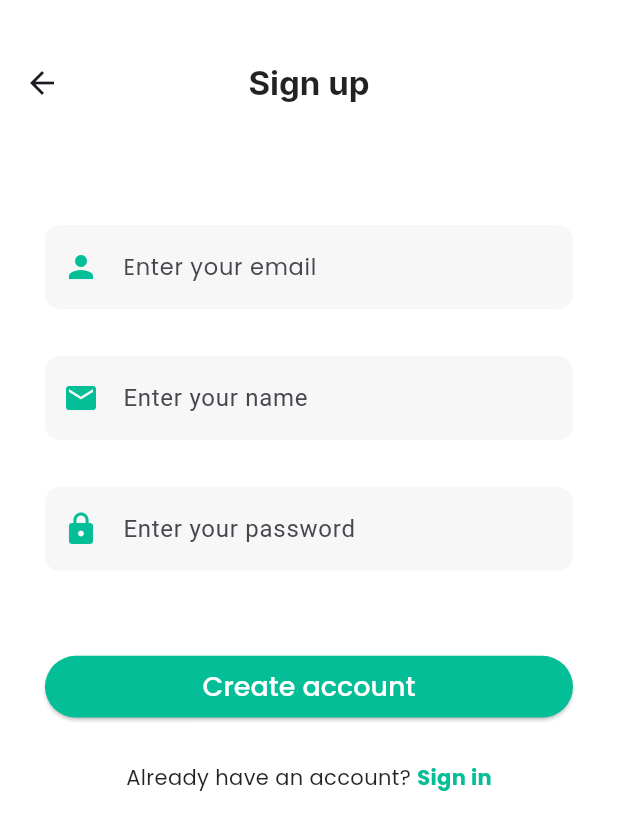
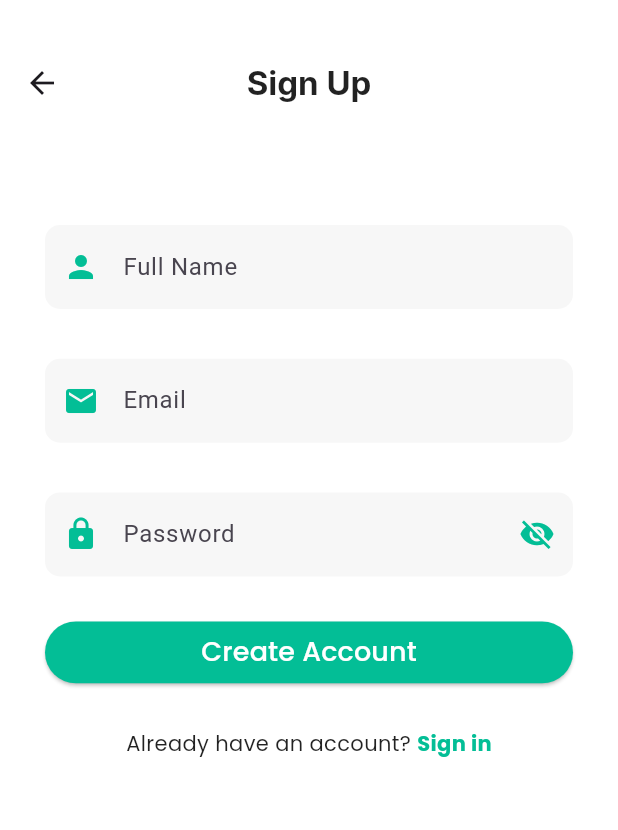
Before and after one commit to loydcardozodev/medapp, a Flutter app: the screen it shows after launch, after a tap on "Sign up", on a phone screen of 412 x 824 dp. Shown: the top 830 px of the screen. Run offline on Flutter 3.47's test engine with Material 3 defaults, Android fonts, the phone set to English and light mode, and no system bars; our stand-ins replace firebase_auth, firebase_core, freezed_annotation, go_router, google_fonts, shared_preferences; accounts and stored records are empty.

Commit message:
made changes

```diff
--- a/medapp/lib/routing/router.dart
+++ b/medapp/lib/routing/router.dart
@@ -3,6 +3,7 @@ import 'package:medapp/domain/models/appointment/appointment.dart';
 import 'package:medapp/domain/models/app_user/app_user.dart';
 import 'package:medapp/domain/models/medical_record/medical_record.dart';
 import 'package:medapp/routing/routes.dart';
+import 'package:medapp/ui/core/user_roles.dart';
 import 'package:medapp/ui/doctor_screen/add_medical_record/view/add_medical_record.dart';
 import 'package:medapp/ui/doctor_screen/appointment_details/view/doc_appointment_detail.dart';
 import 'package:medapp/ui/doctor_screen/appointments/view/doc_appointment.dart';
@@ -17,15 +18,44 @@ import 'package:medapp/ui/patient_screen/doctor_detail/view/doctor_detail.dart';
 import 'package:medapp/ui/patient_screen/doctorlist/view/widget/doctors_list.dart';
 import 'package:medapp/ui/patient_screen/home/view/homepage.dart';
 import 'package:medapp/ui/patient_screen/medical_record_detail/view/medical_record_detail.dart';
+import 'package:medapp/ui/sharedscreens/auth/viewmodel/auth_viewmodel.dart';
 import 'package:medapp/ui/sharedscreens/edit_profile_screen/view/edit_profile_screen.dart';
 import 'package:medapp/ui/sharedscreens/login/view/loginscreen.dart';
 import 'package:medapp/ui/sharedscreens/profile_screen/view/profile_screen.dart';
 import 'package:medapp/ui/sharedscreens/signup/view/signupscreen.dart';
 import 'package:medapp/ui/sharedscreens/splashscreen/view/splashscreen.dart';
+import 'package:provider/provider.dart';
 import '../ui/patient_screen/medical_record_screen/view/medical_record_screen.dart';
 
 GoRouter router = GoRouter(
   initialLocation: Routes.splash,
+  redirect: (context, state) {
+    final auth = Provider.of<AuthViewModel>(context, listen: false);
+    final user = auth.currentUser;
+
+    final loggingIn =
+        state.matchedLocation == Routes.login ||
+        state.matchedLocation == Routes.signup;
+
+    if (user == null) {
+      return loggingIn ? null : Routes.login;
+    }
+
+    if (user.role == UserRole.doctor) {
+      if (state.matchedLocation == Routes.home) {
+        return Routes.doctorDashboard;
+      }
+    }
+
+    if (user.role == UserRole.patient) {
+      if (state.matchedLocation == Routes.doctorDashboard) {
+        return Routes.home;
+      }
+    }
+
+    return null;
+  },
+
   routes: [
     GoRoute(
       path: Routes.splash,
--- /dev/null
+++ b/medapp/lib/ui/sharedscreens/login/view/auth_textfield.dart
@@ -0,0 +1,57 @@
+import 'package:flutter/material.dart';
+
+class AuthTextField extends StatelessWidget {
+  final String text;
+  final Widget icon;
+  final TextEditingController controller;
+  final bool obscureText;
+  final TextInputType keyboardType;
+
+  const AuthTextField({
+    super.key,
+    required this.text,
+    required this.icon,
+    required this.controller,
+    this.obscureText = false,
+    this.keyboardType = TextInputType.text,
+  });
+
+  @override
+  Widget build(BuildContext context) {
+    return SizedBox(
+      height: MediaQuery.of(context).size.height * 0.09,
+      width: MediaQuery.of(context).size.width * 0.9,
+      child: TextFormField(
+        controller: controller,
+        obscureText: obscureText,
+        keyboardType: keyboardType,
+        textAlignVertical: TextAlignVertical.center,
+        validator: (value) {
+          if (value == null || value.isEmpty) {
+            return "Please enter $text";
+          }
+          return null;
+        },
+        decoration: InputDecoration(
+          fillColor: const Color.fromARGB(255, 247, 247, 247),
+          filled: true,
+          prefixIcon: Padding(
+            padding: const EdgeInsets.symmetric(horizontal: 10),
+            child: icon,
+          ),
+          prefixIconColor: const Color.fromARGB(255, 3, 190, 150),
+          labelText: text,
+          floatingLabelBehavior: FloatingLabelBehavior.never,
+          enabledBorder: UnderlineInputBorder(
+            borderRadius: BorderRadius.circular(10),
+            borderSide: BorderSide.none,
+          ),
+          focusedBorder: UnderlineInputBorder(
+            borderRadius: BorderRadius.circular(30),
+            borderSide: BorderSide.none,
+          ),
+        ),
+      ),
+    );
+  }
+}
--- a/medapp/lib/ui/sharedscreens/signup/view/auth_textfield.dart
+++ b/medapp/lib/ui/sharedscreens/signup/view/auth_textfield.dart
@@ -1,46 +1,61 @@
 import 'package:flutter/material.dart';
 
-class Auth_text_field extends StatelessWidget {
+class AuthTextField extends StatelessWidget {
   final String text;
+  final String label;
   final Widget icon;
+  final TextEditingController controller;
+  final bool obscureText;
+  final TextInputType keyboardType;
 
-  Auth_text_field({required this.text, required this.icon});
+  const AuthTextField({
+    super.key,
+    required this.text,
+    required this.label,
+    required this.icon,
+    required this.controller,
+    this.obscureText = false,
+    this.keyboardType = TextInputType.text,
+  });
 
   @override
   Widget build(BuildContext context) {
     return Center(
-      child: Container(
-        height: MediaQuery.of(context).size.height * 0.1,
+      child: SizedBox(
+        height: MediaQuery.of(context).size.height * 0.09,
         width: MediaQuery.of(context).size.width * 0.9,
         child: TextFormField(
-          textAlign: TextAlign.start,
-          textInputAction: TextInputAction.none,
-          obscureText: false,
-          keyboardType: TextInputType.emailAddress,
+          controller: controller,
+          obscureText: obscureText,
+          keyboardType: keyboardType,
           textAlignVertical: TextAlignVertical.center,
           validator: (value) {
             if (value == null || value.isEmpty) {
-              return 'Please enter some text';
+              return "Please enter $label";
             }
             return null;
           },
           decoration: InputDecoration(
-            focusColor: Colors.black26,
-            fillColor: Color.fromARGB(255, 247, 247, 247),
             filled: true,
+            fillColor: const Color.fromARGB(255, 247, 247, 247),
+
             prefixIcon: Padding(
               padding: const EdgeInsets.symmetric(horizontal: 10),
               child: icon,
             ),
+
             prefixIconColor: const Color.fromARGB(255, 3, 190, 150),
-            label: Text(text),
+
+            labelText: label,
             floatingLabelBehavior: FloatingLabelBehavior.never,
+
             enabledBorder: UnderlineInputBorder(
-              borderRadius: BorderRadius.circular(10.0),
+              borderRadius: BorderRadius.circular(10),
               borderSide: BorderSide.none,
             ),
+
             focusedBorder: UnderlineInputBorder(
-              borderRadius: BorderRadius.circular(30.0),
+              borderRadius: BorderRadius.circular(30),
               borderSide: BorderSide.none,
             ),
           ),
--- a/medapp/lib/ui/sharedscreens/signup/view/signupscreen.dart
+++ b/medapp/lib/ui/sharedscreens/signup/view/signupscreen.dart
@@ -1,31 +1,33 @@
 import 'package:flutter/material.dart';
 import 'package:go_router/go_router.dart';
 import 'package:google_fonts/google_fonts.dart';
+import 'package:provider/provider.dart';
 import 'package:medapp/routing/routes.dart';
-import 'package:medapp/ui/sharedscreens//signup/view/auth_textfield.dart';
-import 'package:medapp/ui/sharedscreens//signup/viewmodel/signup_viewmodel.dart';
+import 'package:medapp/ui/sharedscreens/signup/view/auth_textfield.dart';
+import 'package:medapp/ui/sharedscreens/auth/viewmodel/auth_viewmodel.dart';
+import 'package:medapp/util/result.dart';
 
 class Signupscreen extends StatefulWidget {
-  const Signupscreen({
-    super.key,
-    // required this.viewmodel
-  });
-
-  // final SignupViewmodel viewmodel;
+  const Signupscreen({super.key});
 
   @override
   State<Signupscreen> createState() => _SignupscreenState();
 }
 
 class _SignupscreenState extends State<Signupscreen> {
-  final _emailController = TextEditingController();
-  final _passwordController = TextEditingController();
   final _formKey = GlobalKey<FormState>();
+
+  final nameController = TextEditingController();
+  final emailController = TextEditingController();
+  final passwordController = TextEditingController();
+
+  bool obscurePass = true;
 
   @override
   void dispose() {
-    _emailController.dispose();
-    _passwordController.dispose();
+    nameController.dispose();
+    emailController.dispose();
+    passwordController.dispose();
     super.dispose();
   }
 
@@ -33,127 +35,152 @@ class _SignupscreenState extends State<Signupscreen> {
   Widget build(BuildContext context) {
     return Scaffold(
       backgroundColor: Colors.white,
+
       appBar: AppBar(
         centerTitle: true,
-        leading: IconButton(
-          onPressed: () {},
-          icon: Container(
-            height: MediaQuery.of(context).size.height * 0.06,
-            width: MediaQuery.of(context).size.width * 0.06,
-            child: Icon(Icons.arrow_back),
-          ),
-        ),
         title: Text(
-          "Sign up",
+          "Sign Up",
           style: GoogleFonts.inter(
             color: Colors.black87,
             fontSize: 22,
             fontWeight: FontWeight.w700,
-            letterSpacing: 0,
           ),
         ),
         toolbarHeight: 110,
         backgroundColor: Colors.white,
         elevation: 0,
       ),
+
       body: SingleChildScrollView(
         child: Form(
           key: _formKey,
+
           child: Padding(
             padding: const EdgeInsets.symmetric(horizontal: 30),
+
             child: Column(
               children: [
                 const SizedBox(height: 40),
-                Center(
-                  child: Container(
-                    height: MediaQuery.of(context).size.height * 0.1,
-                    width: MediaQuery.of(context).size.width * 0.9,
-                    child: TextField(
-                      textAlign: TextAlign.start,
-                      textInputAction: TextInputAction.none,
-                      obscureText: false,
+
+                /// NAME
+                AuthTextField(
+                  controller: nameController,
+                  text: "Full Name",
+                  label: 'Full Name',
+                  icon: const Icon(Icons.person),
+                ),
+
+                const SizedBox(height: 15),
+
+                /// EMAIL
+                AuthTextField(
+                  controller: emailController,
+                  text: "Email",
+                  label: 'Email',
+                  icon: const Icon(Icons.email),
                   keyboardType: TextInputType.emailAddress,
-                      textAlignVertical: TextAlignVertical.center,
+                ),
+
+                const SizedBox(height: 15),
+
+                /// PASSWORD
+                TextFormField(
+                  controller: passwordController,
+                  obscureText: obscurePass,
+                  validator: (value) {
+                    if (value == null || value.isEmpty) {
+                      return "Enter password";
+                    }
+
+                    if (value.length < 8) {
+                      return "Password must be at least 8 characters";
+                    }
+
+                    return null;
+                  },
+
                   decoration: InputDecoration(
-                        focusColor: Colors.black26,
-                        fillColor: Color.fromARGB(255, 247, 247, 247),
+                    hintText: "Password",
+                    labelText: "Password",
+
+                    fillColor: const Color.fromARGB(255, 247, 247, 247),
                     filled: true,
-                        prefixIcon: Padding(
-                          padding: const EdgeInsets.symmetric(horizontal: 10),
-                          child: Icon(Icons.person),
+
+                    prefixIcon: const Icon(Icons.lock),
+                    prefixIconColor: const Color.fromARGB(255, 3, 190, 150),
+
+                    suffixIcon: IconButton(
+                      icon: Icon(
+                        obscurePass ? Icons.visibility_off : Icons.visibility,
+                        color: const Color.fromARGB(255, 3, 190, 150),
                       ),
-                        prefixIconColor: const Color.fromARGB(255, 3, 190, 150),
-                        label: Text(
-                          "Enter your email",
-                          style: GoogleFonts.poppins(fontSize: 15),
+                      onPressed: () {
+                        setState(() {
+                          obscurePass = !obscurePass;
+                        });
+                      },
                     ),
-                        floatingLabelBehavior: FloatingLabelBehavior.never,
+
                     enabledBorder: UnderlineInputBorder(
-                          borderRadius: BorderRadius.circular(10.0),
+                      borderRadius: BorderRadius.circular(10),
                       borderSide: BorderSide.none,
                     ),
+
                     focusedBorder: UnderlineInputBorder(
-                          borderRadius: BorderRadius.circular(30.0),
+                      borderRadius: BorderRadius.circular(30),
                       borderSide: BorderSide.none,
                     ),
                   ),
                 ),
-                  ),
-                ),
-                const SizedBox(height: 5),
-                Auth_text_field(
-                  text: "Enter your name",
-                  icon: Icon(Icons.email),
-                ),
-                const SizedBox(height: 5),
-                Auth_text_field(
-                  text: "Enter your password",
-                  icon: Icon(Icons.lock),
-                ),
-                // Row(
-                //   mainAxisAlignment: MainAxisAlignment.start,
-                //   children: [
-                //     Checkbox(
-                //       value: false,
-                //       onChanged: (bool? value) {},
-                //     ),
-                //     Text(
-                //       "I agree to the terms and conditions",
-                //       style: GoogleFonts.poppins(
-                //         fontSize: 14,
-                //         color: Colors.black87,
-                //       ),
-                //     ),
-                //   ],
-                // ),
-                SizedBox(height: 30),
-                Container(
+
+                const SizedBox(height: 30),
+
+                /// CREATE ACCOUNT BUTTON
+                SizedBox(
                   height: MediaQuery.of(context).size.height * 0.05,
                   width: MediaQuery.of(context).size.width * 0.9,
+
                   child: ElevatedButton(
-                    onPressed: () {
-                      context.push(Routes.home);
-                      // Perform verification or other actions here
-                    },
                     style: ElevatedButton.styleFrom(
-                      backgroundColor: Color.fromARGB(255, 3, 190, 150),
+                      backgroundColor: const Color.fromARGB(255, 3, 190, 150),
                       shape: RoundedRectangleBorder(
                         borderRadius: BorderRadius.circular(30),
                       ),
                     ),
+
+                    onPressed: () async {
+                      if (!_formKey.currentState!.validate()) return;
+
+                      final auth = context.read<AuthViewModel>();
+
+                      final result = await auth.signup(
+                        email: emailController.text.trim(),
+                        password: passwordController.text.trim(),
+                      );
+
+                      if (result is Ok) {
+                        context.go(Routes.home);
+                      } else {
+                        ScaffoldMessenger.of(context).showSnackBar(
+                          const SnackBar(content: Text("Signup Failed")),
+                        );
+                      }
+                    },
+
                     child: Text(
-                      "Create account",
-                      textAlign: TextAlign.center,
+                      "Create Account",
                       style: GoogleFonts.poppins(
                         fontSize: 18,
-                        color: Color.fromARGB(255, 255, 255, 255),
+                        color: Colors.white,
                         fontWeight: FontWeight.w500,
-                        letterSpacing: 0,
                       ),
                     ),
                   ),
                 ),
-                SizedBox(height: 30),
+
+                const SizedBox(height: 30),
+
+                /// LOGIN NAVIGATION
                 Row(
                   mainAxisAlignment: MainAxisAlignment.center,
                   children: [
@@ -164,6 +191,7 @@ class _SignupscreenState extends State<Signupscreen> {
                         color: Colors.black87,
                       ),
                     ),
+
                     GestureDetector(
                       onTap: () {
                         context.push(Routes.login);
```
Also changed, not shown: medapp/lib/providers/providers.dart (+11 -0 lines), medapp/lib/ui/sharedscreens/auth/viewmodel/auth_viewmodel.dart (added, +59 -0 lines), medapp/lib/ui/sharedscreens/login/view/loginscreen.dart (+70 -80 lines). Lines whose indentation alone changed are shown as unchanged.
